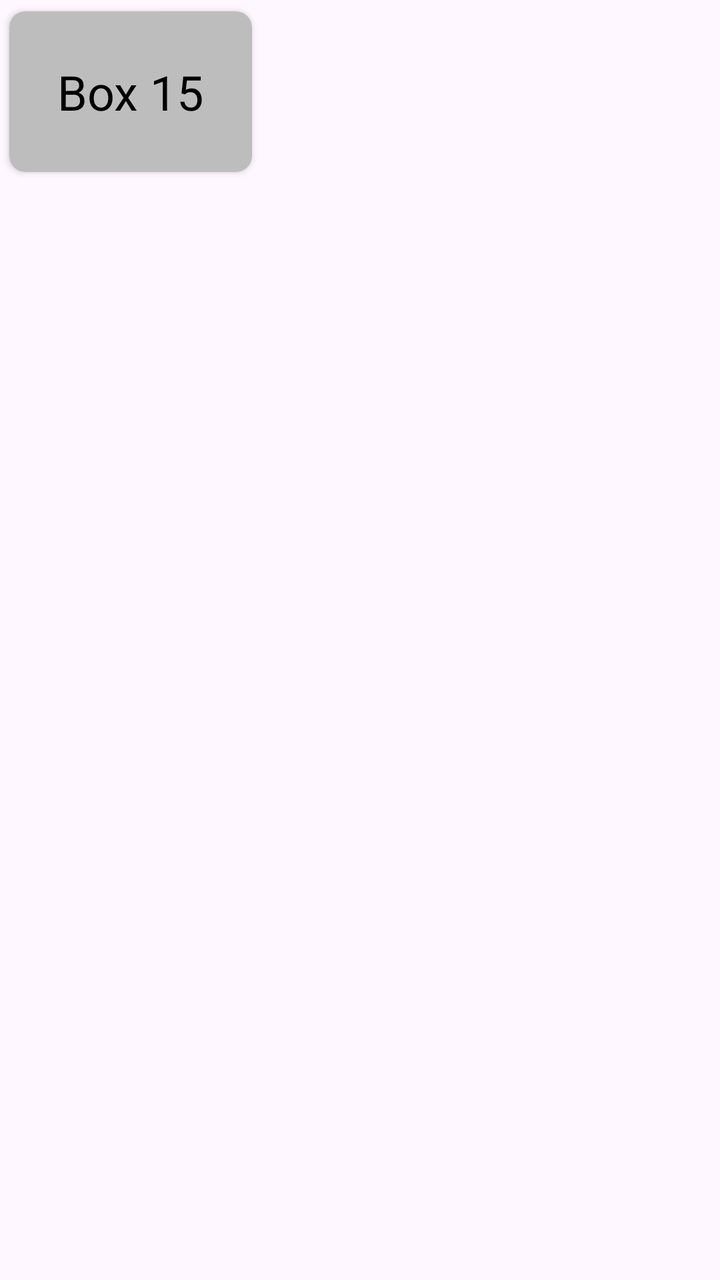
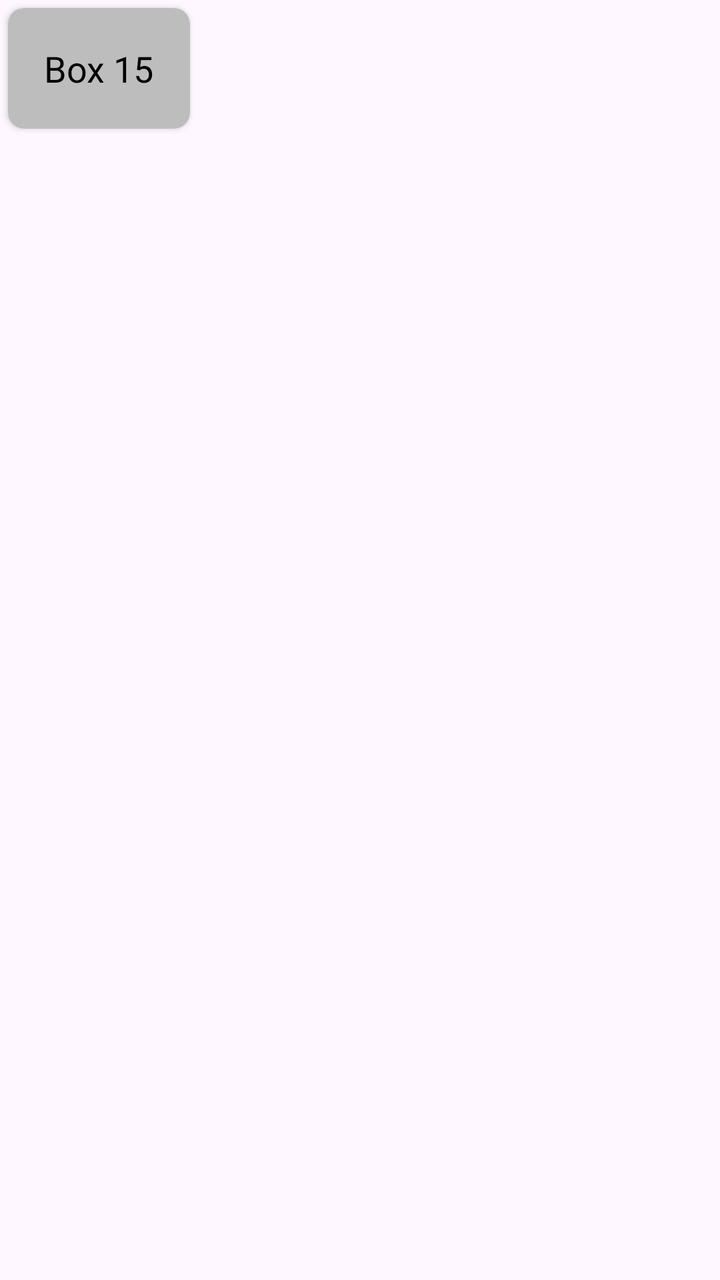

Compare the two renders of this Android layout. The source of the first and the diff that turns it into the second are given below.
<!-- AndroidManifest.xml: application theme Theme.BuswayApp -->
<!-- res/layout/one_item_box_container.xml -->
<?xml version="1.0" encoding="utf-8"?>
<RelativeLayout xmlns:android="http://schemas.android.com/apk/res/android"
    android:layout_width="match_parent"
    android:layout_height="wrap_content"
    xmlns:app="http://schemas.android.com/apk/res-auto">

    <androidx.cardview.widget.CardView
        android:id="@+id/one_item_card_view"
        android:layout_width="wrap_content"
        android:layout_height="wrap_content"
        app:cardBackgroundColor="#BDBDBD"
        app:cardUseCompatPadding="true"
        app:cardCornerRadius="8dp"
        app:cardElevation="2dp">

        <TextView
            android:id="@+id/one_item_text_view"
            android:layout_width="wrap_content"
            android:layout_height="wrap_content"
            android:padding="24dp"
            android:textSize="24sp"
            android:textColor="@color/black"
            android:gravity="center_vertical"
            android:text="Box 15"/>

    </androidx.cardview.widget.CardView>

</RelativeLayout>
<!-- resources referenced by this layout -->
<resources>
  <color name="black">#FF000000</color>
  <style name="Theme.BuswayApp" parent="Base.Theme.BuswayApp" />
  <style name="Base.Theme.BuswayApp" parent="Theme.Material3.DayNight.NoActionBar">
          
          
      </style>
</resources>

<!-- the commit's change to res/layout/one_item_box_container.xml (unified diff, before → after) -->
@@ -9,7 +9,7 @@
         android:layout_width="wrap_content"
         android:layout_height="wrap_content"
         app:cardBackgroundColor="#BDBDBD"
-        app:cardUseCompatPadding="true"
+        android:layout_margin="4dp"
         app:cardCornerRadius="8dp"
         app:cardElevation="2dp">
 
@@ -17,8 +17,8 @@
             android:id="@+id/one_item_text_view"
             android:layout_width="wrap_content"
             android:layout_height="wrap_content"
-            android:padding="24dp"
-            android:textSize="24sp"
+            android:padding="18dp"
+            android:textSize="18sp"
             android:textColor="@color/black"
             android:gravity="center_vertical"
             android:text="Box 15"/>
